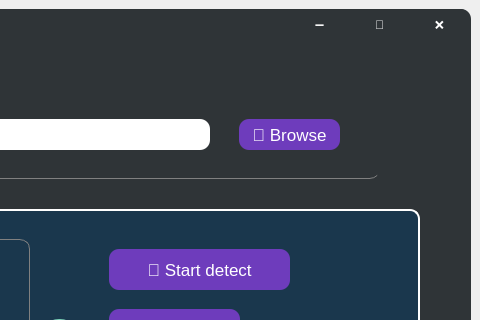
This is process_green.ui in khoi24Mk/yolov5--require-2 as Qt 5 draws it before an edit; both pictures show x 320 to 800 and y 0 to 320 of the 800 by 600 pixel window. The edited form follows.
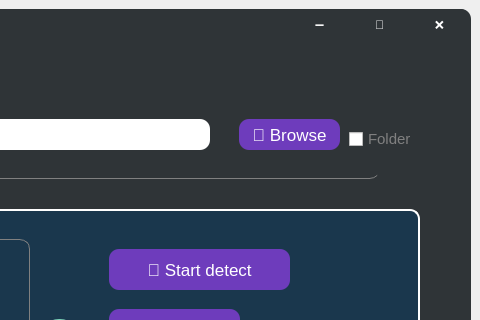
This is the edited form. Icons and pictures are not drawn.

```diff
--- a/process_green.ui
+++ b/process_green.ui
@@ -357,6 +357,25 @@
         </property>
        </widget>
       </widget>
+      <widget class="QCheckBox" name="checkBox">
+       <property name="geometry">
+        <rect>
+         <x>660</x>
+         <y>120</y>
+         <width>81</width>
+         <height>20</height>
+        </rect>
+       </property>
+       <property name="styleSheet">
+        <string notr="true">QCheckBox{
+	font-size:15px;
+	color: grey;
+}</string>
+       </property>
+       <property name="text">
+        <string>Folder</string>
+       </property>
+      </widget>
      </widget>
     </item>
    </layout>
```
Left out of the diff: 15 changed lines with no effect on the pictures.
